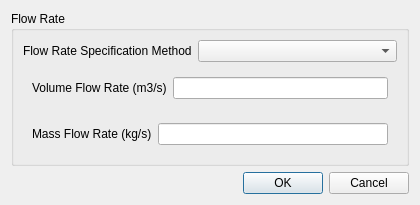
nextfoam/baram, file baramFlow/view/setup/boundary_conditions/flow_rate_inlet_dialog.ui: the form before one commit.
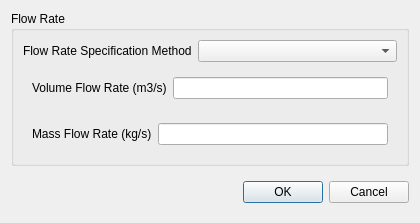
The form after the commit.

```diff
--- a/baramFlow/view/setup/boundary_conditions/flow_rate_inlet_dialog.ui
+++ b/baramFlow/view/setup/boundary_conditions/flow_rate_inlet_dialog.ui
@@ -7,7 +7,7 @@
     <x>0</x>
     <y>0</y>
     <width>420</width>
-    <height>198</height>
+    <height>216</height>
    </rect>
   </property>
   <property name="sizePolicy">
@@ -147,13 +147,39 @@
     </widget>
    </item>
    <item>
-    <widget class="QDialogButtonBox" name="buttonBox">
-     <property name="orientation">
-      <enum>Qt::Horizontal</enum>
-     </property>
-     <property name="standardButtons">
-      <set>QDialogButtonBox::Cancel|QDialogButtonBox::Ok</set>
-     </property>
+    <widget class="QWidget" name="widget_4" native="true">
+     <layout class="QHBoxLayout" name="horizontalLayout_3">
+      <property name="rightMargin">
+       <number>0</number>
+      </property>
+      <item>
+       <spacer name="horizontalSpacer_2">
+        <property name="orientation">
+         <enum>Qt::Horizontal</enum>
+        </property>
+        <property name="sizeHint" stdset="0">
+         <size>
+          <width>208</width>
+          <height>20</height>
+         </size>
+        </property>
+       </spacer>
+      </item>
+      <item>
+       <widget class="QPushButton" name="ok">
+        <property name="text">
+         <string>OK</string>
+        </property>
+       </widget>
+      </item>
+      <item>
+       <widget class="QPushButton" name="cancel">
+        <property name="text">
+         <string>Cancel</string>
+        </property>
+       </widget>
+      </item>
+     </layout>
     </widget>
    </item>
   </layout>
```
Left out of the diff: 28 changed lines with no effect on the pictures.
